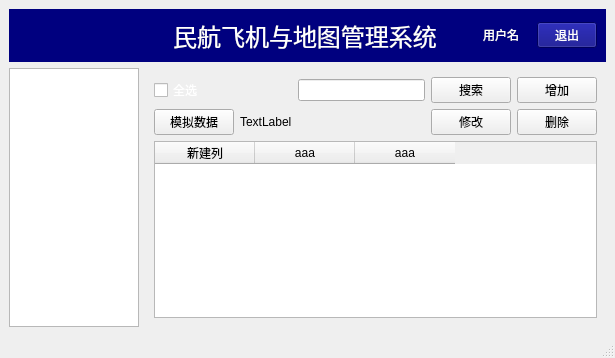
Qt form mainwindow.ui (Sunbotao-1/Plane) before a commit.
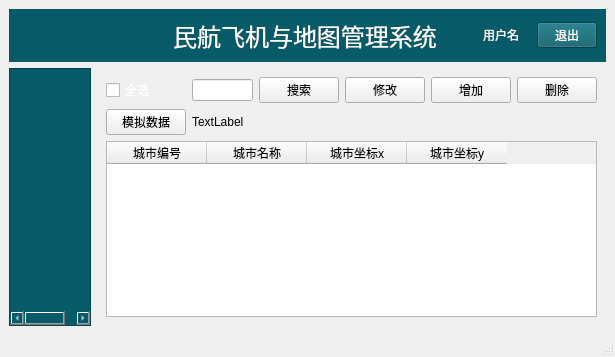
The same form after that commit. Icons and pictures are not drawn.

The edit to the form file:
```diff
--- a/mainwindow.ui
+++ b/mainwindow.ui
@@ -7,7 +7,7 @@
     <x>0</x>
     <y>0</y>
     <width>615</width>
-    <height>358</height>
+    <height>357</height>
    </rect>
   </property>
   <property name="windowTitle">
@@ -28,7 +28,7 @@
     <item row="0" column="0" colspan="2">
      <widget class="QWidget" name="widget" native="true">
       <property name="styleSheet">
-       <string notr="true">background-color: rgb(0, 0, 127);
+       <string notr="true">background-color: rgb(7, 90, 103);
 color: rgb(255, 255, 255);</string>
       </property>
       <layout class="QGridLayout" name="gridLayout_2" columnstretch="1,1,1">
@@ -120,74 +120,53 @@
       </layout>
      </widget>
     </item>
-    <item row="1" column="0">
-     <widget class="QTreeWidget" name="treeWidget">
-      <property name="maximumSize">
-       <size>
-        <width>130</width>
-        <height>16777215</height>
-       </size>
-      </property>
-      <attribute name="headerVisible">
-       <bool>false</bool>
-      </attribute>
-      <column>
-       <property name="text">
-        <string notr="true">1</string>
-       </property>
-      </column>
-     </widget>
-    </item>
     <item row="1" column="1">
      <widget class="QStackedWidget" name="stackedWidget">
       <widget class="QWidget" name="page">
        <layout class="QGridLayout" name="gridLayout_4">
         <item row="0" column="3">
-         <widget class="QPushButton" name="pushButton_2">
-          <property name="text">
-           <string>搜索</string>
-          </property>
-         </widget>
-        </item>
-        <item row="1" column="0">
-         <widget class="QPushButton" name="btn_simulation">
-          <property name="text">
-           <string>模拟数据</string>
-          </property>
-         </widget>
-        </item>
-        <item row="1" column="4">
-         <widget class="QPushButton" name="pushButton_5">
-          <property name="text">
-           <string>删除</string>
-          </property>
-         </widget>
-        </item>
-        <item row="0" column="2">
-         <widget class="QLineEdit" name="lineEdit"/>
-        </item>
-        <item row="1" column="3">
          <widget class="QPushButton" name="pushButton_4">
           <property name="text">
            <string>修改</string>
           </property>
          </widget>
         </item>
-        <item row="2" column="0" colspan="5">
+        <item row="0" column="1">
+         <widget class="QLineEdit" name="le_search"/>
+        </item>
+        <item row="0" column="2">
+         <widget class="QPushButton" name="btn_search">
+          <property name="text">
+           <string>搜索</string>
+          </property>
+         </widget>
+        </item>
+        <item row="3" column="0" colspan="6">
          <widget class="QTableWidget" name="tableWidget">
+          <property name="maximumSize">
+           <size>
+            <width>16777215</width>
+            <height>180</height>
+           </size>
+          </property>
           <column>
            <property name="text">
-            <string>新建列</string>
+            <string>城市编号</string>
            </property>
           </column>
           <column>
            <property name="text">
-            <string>aaa</string>
+            <string>城市名称</string>
            </property>
           </column>
           <column>
            <property name="text">
-            <string>aaa</string>
+            <string>城市坐标x</string>
+           </property>
+          </column>
+          <column>
+           <property name="text">
+            <string>城市坐标y</string>
            </property>
           </column>
          </widget>
@@ -210,6 +189,20 @@
           </property>
          </widget>
         </item>
+        <item row="0" column="5">
+         <widget class="QPushButton" name="pushButton_5">
+          <property name="text">
+           <string>删除</string>
+          </property>
+         </widget>
+        </item>
+        <item row="1" column="0">
+         <widget class="QPushButton" name="btn_simulation">
+          <property name="text">
+           <string>模拟数据</string>
+          </property>
+         </widget>
+        </item>
         <item row="1" column="1">
          <widget class="QLabel" name="lb_cnt">
           <property name="text">
@@ -222,6 +215,28 @@
       <widget class="QWidget" name="page_2"/>
      </widget>
     </item>
+    <item row="1" column="0">
+     <widget class="QTreeWidget" name="treeWidget">
+      <property name="maximumSize">
+       <size>
+        <width>130</width>
+        <height>16777215</height>
+       </size>
+      </property>
+      <property name="styleSheet">
+       <string notr="true">background-color: rgb(7, 90, 103);
+color: rgb(255, 255, 255);</string>
+      </property>
+      <attribute name="headerVisible">
+       <bool>false</bool>
+      </attribute>
+      <column>
+       <property name="text">
+        <string notr="true">1</string>
+       </property>
+      </column>
+     </widget>
+    </item>
    </layout>
   </widget>
   <widget class="QMenuBar" name="menubar">
```
Left out of the diff: 3 changed lines with no effect on the pictures.
